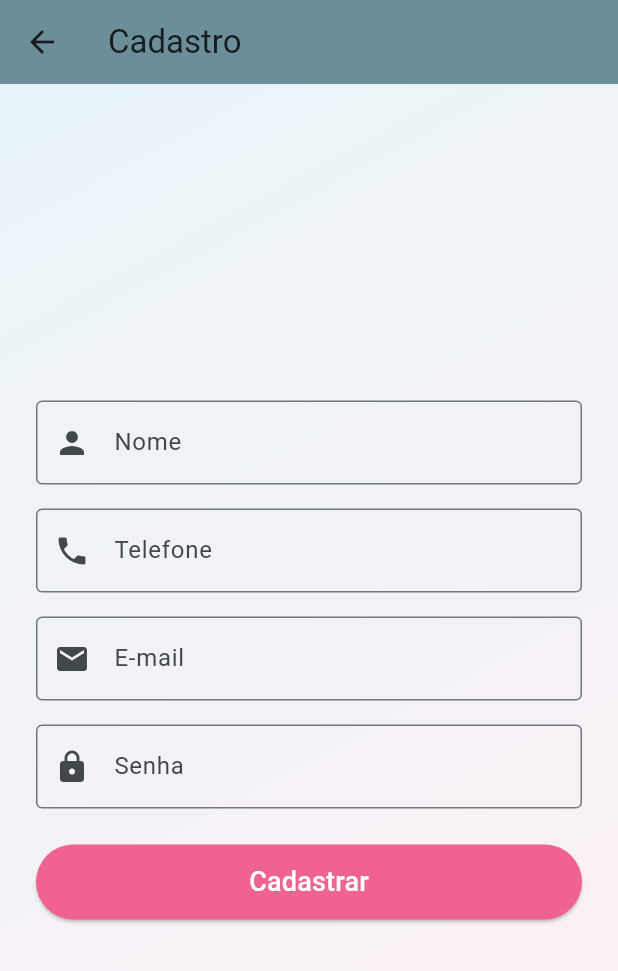
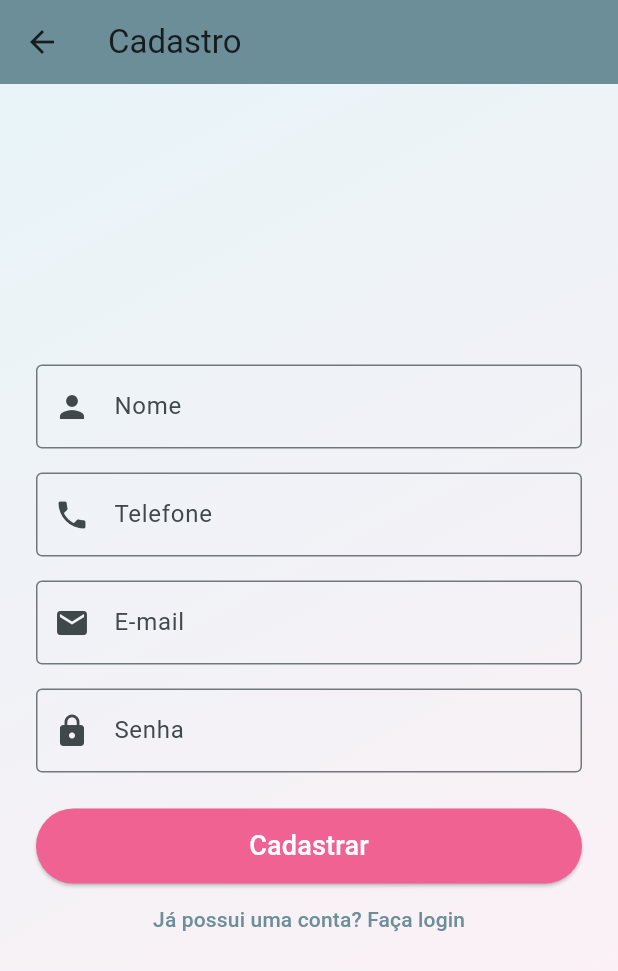
Before and after one commit to FelipeZocal/canto-do-baby, a Flutter app: the RegisterScreen screen opened by its route, on a phone screen of 412 x 824 dp. Shown: the top 971 px of the screen. Run offline on Flutter 3.47's test engine with Material 3 defaults, Android fonts, the phone set to English and light mode, and no system bars; our stand-ins replace cloud_firestore, firebase_auth, firebase_core; accounts and stored records are empty.

Commit message:
small adjustment to help users

```diff
--- a/flutter_project/lib/screens/register_screen.dart
+++ b/flutter_project/lib/screens/register_screen.dart
@@ -165,6 +165,11 @@ class _RegisterScreenState extends State<RegisterScreen> {
                             : const Text('Cadastrar', style: TextStyle(color: Colors.white, fontSize: 18)),
                       ),
                     ),
+                    TextButton(
+                      child: const Text('Já possui uma conta? Faça login', style: TextStyle(color: Color(0xFF6B8E99))),
+                      onPressed: () => Navigator.pushNamed(context, '/login'),
+                    ),
+
                   ],
                 ),
               ),
```
Also changed, not shown: flutter_project/flutter_01.png (deleted).
